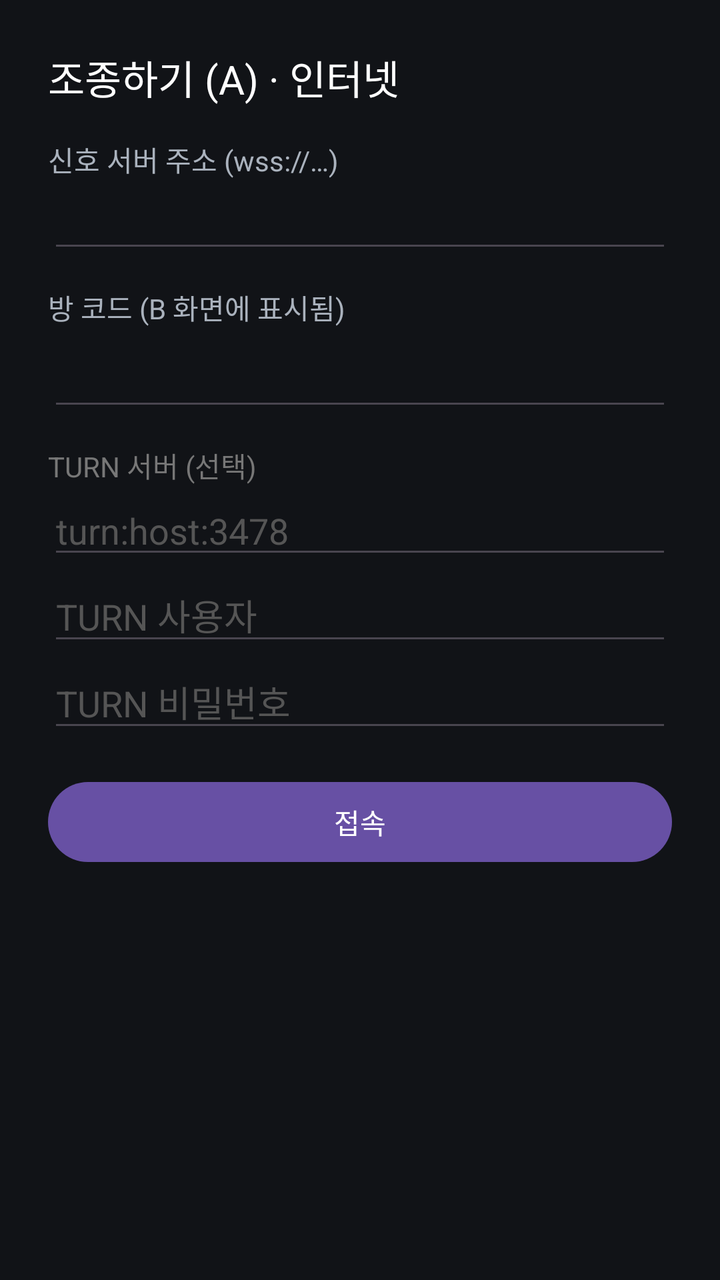
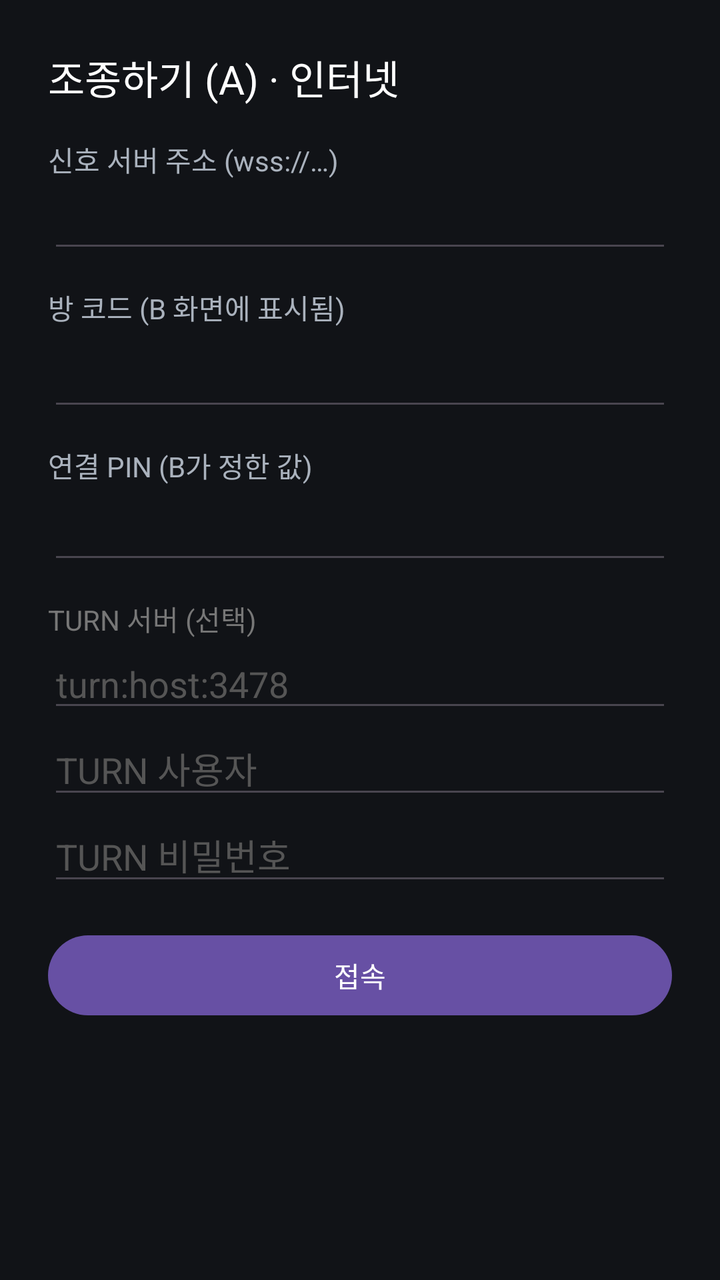

An Android layout rendered at two revisions. The XML below is the earlier revision; the diff shows what the commit changed to produce the second picture.
<!-- AndroidManifest.xml: application theme Theme.Material3.DayNight.NoActionBar -->
<!-- res/layout/activity_webrtc_client.xml -->
<?xml version="1.0" encoding="utf-8"?>
<FrameLayout xmlns:android="http://schemas.android.com/apk/res/android"
    android:layout_width="match_parent"
    android:layout_height="match_parent"
    android:background="#000000">

    <FrameLayout
        android:id="@+id/rendererContainer"
        android:layout_width="match_parent"
        android:layout_height="0dp"
        android:layout_marginBottom="56dp">

        <org.webrtc.SurfaceViewRenderer
            android:id="@+id/renderer"
            android:layout_width="match_parent"
            android:layout_height="match_parent"
            android:layout_gravity="center" />
    </FrameLayout>

    <LinearLayout
        android:layout_width="match_parent"
        android:layout_height="56dp"
        android:layout_gravity="bottom"
        android:orientation="horizontal"
        android:background="#1C1F26">
        <Button android:id="@+id/btnBack" android:layout_width="0dp" android:layout_height="match_parent" android:layout_weight="1" android:text="뒤로" />
        <Button android:id="@+id/btnHome" android:layout_width="0dp" android:layout_height="match_parent" android:layout_weight="1" android:text="홈" />
        <Button android:id="@+id/btnRecents" android:layout_width="0dp" android:layout_height="match_parent" android:layout_weight="1" android:text="최근앱" />
    </LinearLayout>

    <ScrollView
        android:id="@+id/overlayConnect"
        android:layout_width="match_parent"
        android:layout_height="match_parent"
        android:background="#111317">
        <LinearLayout
            android:layout_width="match_parent"
            android:layout_height="wrap_content"
            android:orientation="vertical"
            android:padding="24dp">

            <TextView
                android:layout_width="wrap_content"
                android:layout_height="wrap_content"
                android:text="조종하기 (A) · 인터넷"
                android:textColor="#FFFFFF"
                android:textSize="20sp"
                android:layout_marginBottom="16dp" />

            <TextView android:layout_width="wrap_content" android:layout_height="wrap_content"
                android:text="신호 서버 주소 (wss://…)" android:textColor="#AAB2BD" />
            <EditText android:id="@+id/editUrl" android:layout_width="match_parent" android:layout_height="wrap_content"
                android:inputType="textUri" android:textColor="#FFFFFF" android:layout_marginBottom="12dp" />

            <TextView android:layout_width="wrap_content" android:layout_height="wrap_content"
                android:text="방 코드 (B 화면에 표시됨)" android:textColor="#AAB2BD" />
            <EditText android:id="@+id/editCode" android:layout_width="match_parent" android:layout_height="wrap_content"
                android:inputType="number" android:textColor="#4FC3F7" android:textSize="22sp" android:layout_marginBottom="12dp" />

            <TextView android:layout_width="wrap_content" android:layout_height="wrap_content"
                android:text="TURN 서버 (선택)" android:textColor="#777" />
            <EditText android:id="@+id/editTurnUrl" android:layout_width="match_parent" android:layout_height="wrap_content"
                android:hint="turn:host:3478" android:textColorHint="#555" android:textColor="#FFFFFF" />
            <EditText android:id="@+id/editTurnUser" android:layout_width="match_parent" android:layout_height="wrap_content"
                android:hint="TURN 사용자" android:textColorHint="#555" android:textColor="#FFFFFF" />
            <EditText android:id="@+id/editTurnCred" android:layout_width="match_parent" android:layout_height="wrap_content"
                android:hint="TURN 비밀번호" android:textColorHint="#555" android:textColor="#FFFFFF" android:layout_marginBottom="16dp" />

            <Button android:id="@+id/btnConnect" android:layout_width="match_parent" android:layout_height="wrap_content" android:text="접속" />

            <TextView android:id="@+id/txtStatus" android:layout_width="wrap_content" android:layout_height="wrap_content"
                android:text="" android:textColor="#FFCC80" android:layout_marginTop="16dp" />
        </LinearLayout>
    </ScrollView>
</FrameLayout>
<!-- resources referenced by this layout -->
<resources>

</resources>

<!-- the commit's change to res/layout/activity_webrtc_client.xml (unified diff, before → after) -->
@@ -58,6 +58,11 @@
                 android:inputType="number" android:textColor="#4FC3F7" android:textSize="22sp" android:layout_marginBottom="12dp" />
 
             <TextView android:layout_width="wrap_content" android:layout_height="wrap_content"
+                android:text="연결 PIN (B가 정한 값)" android:textColor="#AAB2BD" />
+            <EditText android:id="@+id/editPin" android:layout_width="match_parent" android:layout_height="wrap_content"
+                android:inputType="number" android:textColor="#4FC3F7" android:textSize="20sp" android:layout_marginBottom="12dp" />
+
+            <TextView android:layout_width="wrap_content" android:layout_height="wrap_content"
                 android:text="TURN 서버 (선택)" android:textColor="#777" />
             <EditText android:id="@+id/editTurnUrl" android:layout_width="match_parent" android:layout_height="wrap_content"
                 android:hint="turn:host:3478" android:textColorHint="#555" android:textColor="#FFFFFF" />
